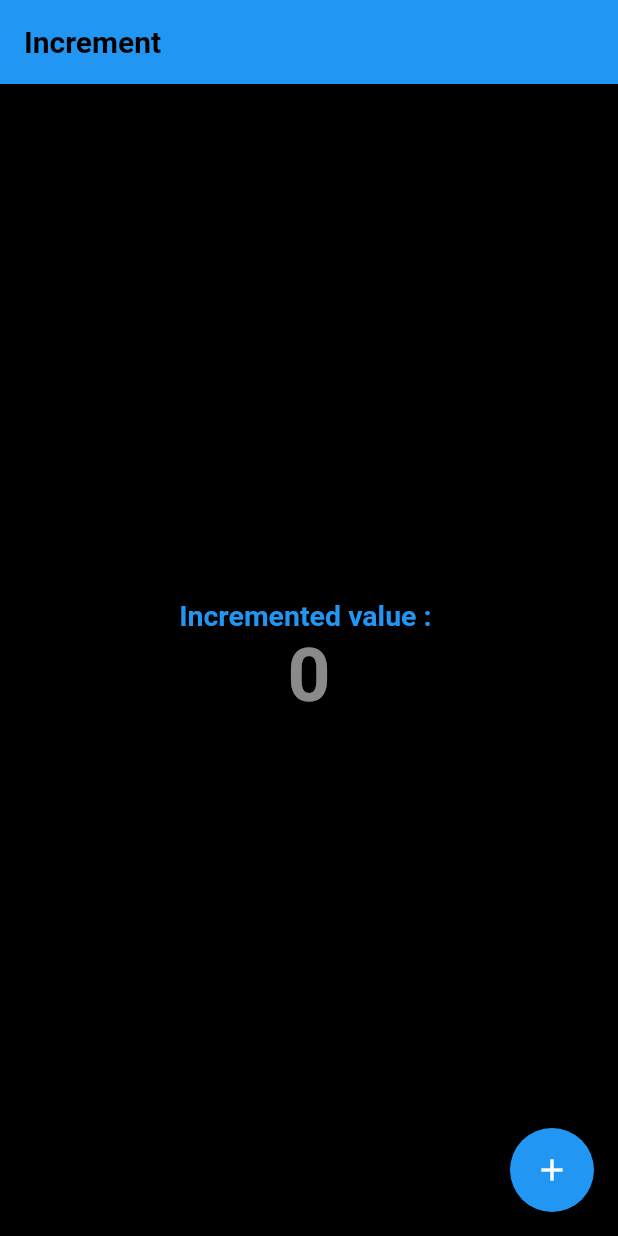
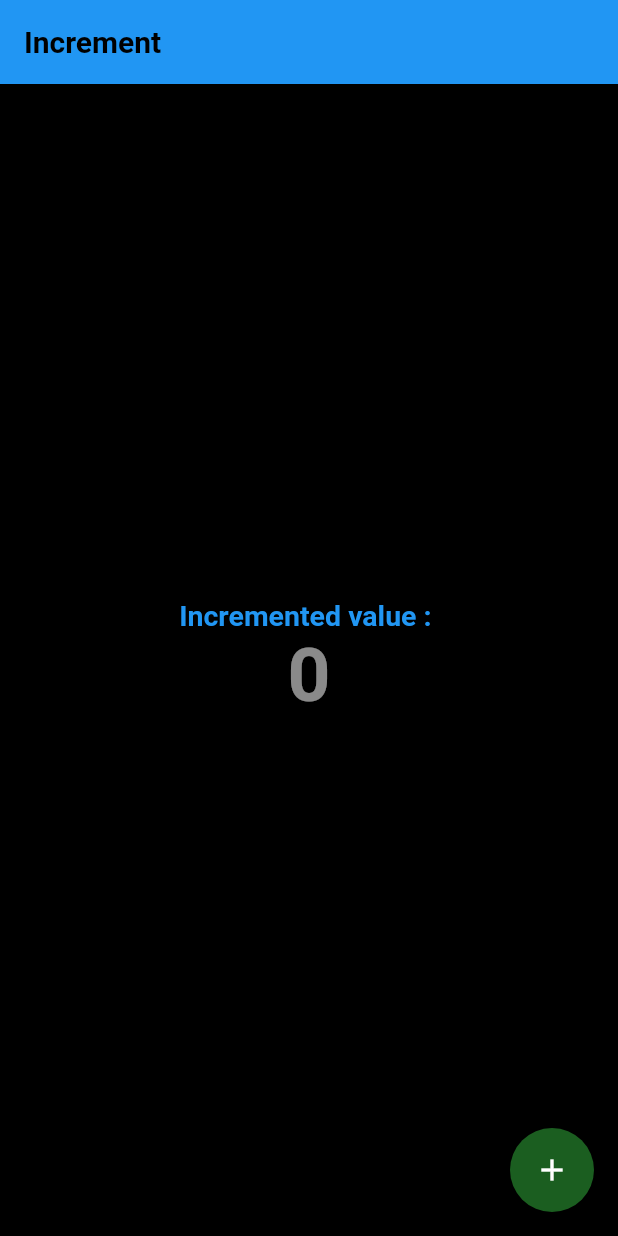
Before and after one commit to SHANIB-C-K/increment-flutter, a Flutter app: the screen it shows after launch, on a phone screen of 412 x 824 dp. Run offline on Flutter 3.47's test engine with Material 2 defaults, Android fonts, the light colour scheme and no system bars.

Commit message:
button color and full color set final submit

```diff
--- a/lib/HomeScreen.dart
+++ b/lib/HomeScreen.dart
@@ -35,6 +35,7 @@ class _HomeScreenState extends State<HomeScreen> {
                 color: Colors.blue,
               ),
             ),
+            //incremented value
             Text(
               _counter.toString(),
               style: TextStyle(
@@ -54,6 +55,7 @@ class _HomeScreenState extends State<HomeScreen> {
             _counter = _counter + 1;
           });
         },
+        backgroundColor: Colors.green[900],
         child: Icon(
           Icons.add,
         ),
```
